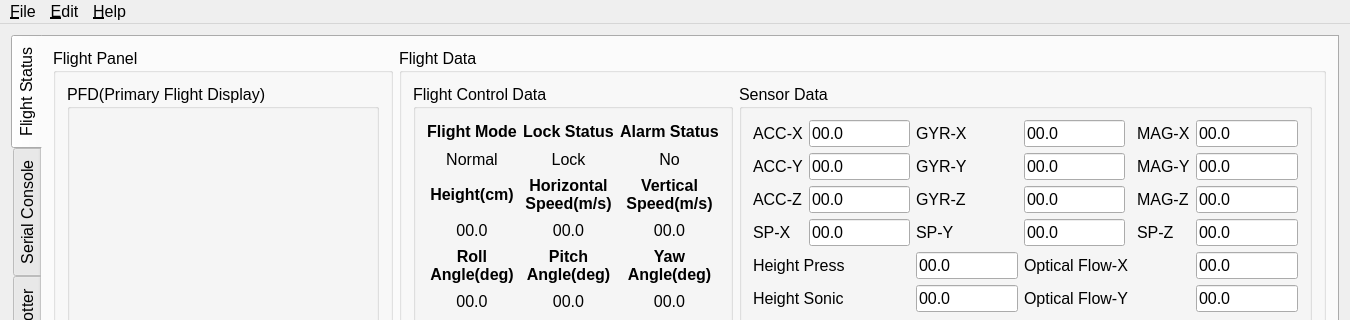
This is form/flight_control_station.ui in microdynamics-robot-quadcopter/breeze_flight_control_station as Qt 5 draws it before an edit; both pictures show x 0 to 1350 and y 0 to 320 of the 1350 by 750 pixel window. The edited form follows.
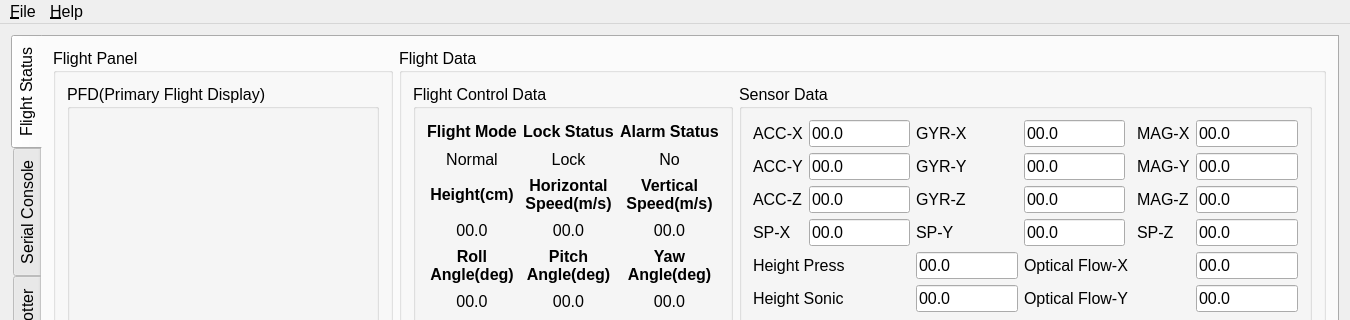
This is the edited form. Custom widgets are drawn as their Qt base class.

Commit message: Delete edit bar

Diff of the .ui file:
```diff
--- a/form/flight_control_station.ui
+++ b/form/flight_control_station.ui
@@ -2031,16 +2031,6 @@
     </property>
     <addaction name="action_exit"/>
    </widget>
-   <widget class="QMenu" name="menu_edit">
-    <property name="font">
-     <font>
-      <pointsize>12</pointsize>
-     </font>
-    </property>
-    <property name="title">
-     <string>&amp;Edit</string>
-    </property>
-   </widget>
    <widget class="QMenu" name="menu_help">
     <property name="font">
      <font>
@@ -2054,7 +2044,6 @@
     <addaction name="action_about_qt"/>
    </widget>
    <addaction name="menu_file"/>
-   <addaction name="menu_edit"/>
    <addaction name="menu_help"/>
   </widget>
   <widget class="QStatusBar" name="status_bar"/>
```
